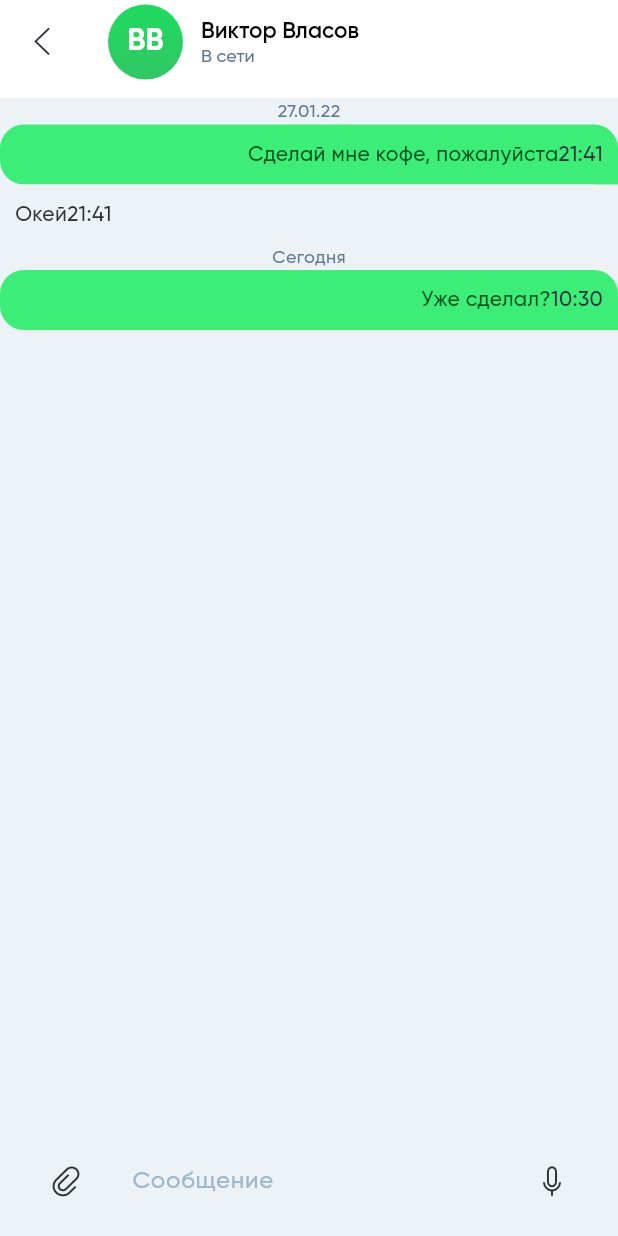
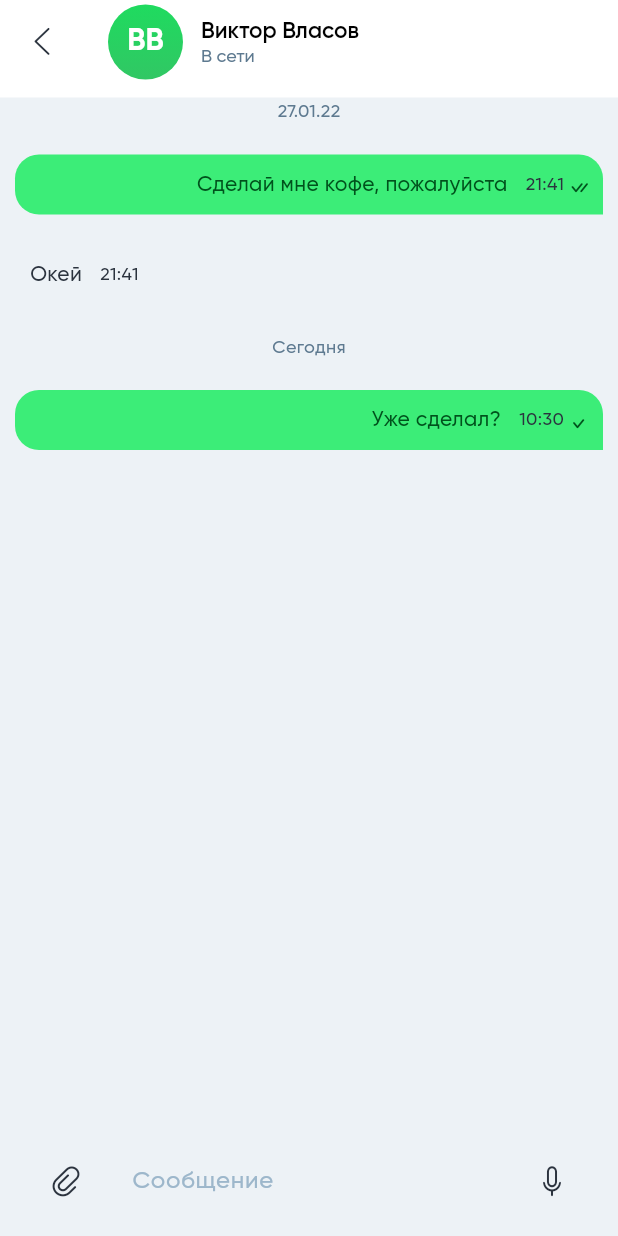
Before and after one commit to PaterIntellectus/flutter_chat, a Flutter app: the screen it shows after launch, after a tap on an icon or button, on a phone screen of 412 x 824 dp. Run offline on Flutter 3.47's test engine with Material 3 defaults, Android fonts, the phone set to English and light mode, and no system bars; drawn by our look-alikes of grouped_list.

Commit message:
Little refactoring and friends filtering
Summary: implement filtering in chat_list

Details:
- [new] implement filtering of the friends on ChatList screen
- [new] create new appState variable for filtering
- [ref] started adding attachments for messages
- [ref] change secondary and primary colors (again)
- [ref] some refactoring

```diff
--- a/lib/main.dart
+++ b/lib/main.dart
@@ -12,8 +12,8 @@ void main() {
 class MessengerApp extends StatelessWidget {
   final colorScheme = const ColorScheme(
     brightness: Brightness.light,
-    primary: Color(0xFFEDF2F6),
-    onPrimary: Color(0xFF9DB7CB),
+    primary: Color.fromARGB(255, 80, 96, 109),
+    onPrimary: Color.fromARGB(255, 33, 45, 54),
     secondary: Color(0xFFEDF2F6),
     onSecondary: Color(0xFF9DB7CB),
     tertiary: Colors.cyan,
@@ -71,23 +71,29 @@ class MessengerAppState extends ChangeNotifier {
     Chat(
       ['1', '2'],
       <Message>[
-        Message.withDate(
-            '1', "Сделай мне кофе, пожалуйста", DateTime(2022, 1, 27, 21, 41)),
-        Message.withDate('2', "Окей", DateTime(2022, 1, 27, 21, 41, 1)),
-        Message.withDate('1', "Уже сделал?", DateTime.now()),
+        Message(
+            '1', "Сделай мне кофе, пожалуйста", DateTime(2022, 1, 27, 21, 41),
+            status: MessageStatus.read),
+        Message('2', "Окей", DateTime(2022, 1, 27, 21, 41, 1),
+            status: MessageStatus.read),
+        Message('1', "Уже сделал?", DateTime.now(), status: MessageStatus.sent),
       ],
     ),
     Chat(
       ['1', '4'],
       <Message>[
-        Message.withDate(
-            '1', "Завтра напомни", DateTime(2024, 2, 1, 20, 17, 12, 992)),
-        Message.withDate('2', "ок", DateTime(2024, 2, 1, 20, 17, 12, 992)),
-        Message.withDate(
-            '2', "Ты скоро там?", DateTime(2024, 2, 2, 20, 17, 11)),
-        Message.withDate('2', "Мы уже ждём", DateTime(2024, 2, 2, 20, 17, 12)),
-        Message.withDate('1', "Выхожу", DateTime(2024, 2, 2, 20, 17, 12, 992)),
+        Message('1', "Завтра напомни", DateTime(2024, 2, 1, 20, 17, 12, 992)),
+        Message('2', "ок", DateTime(2024, 2, 1, 20, 17, 12, 992)),
+        Message('2', "Ты скоро там?", DateTime(2024, 2, 2, 20, 17, 11)),
+        Message('2', "Мы уже ждём", DateTime(2024, 2, 2, 20, 17, 12)),
+        Message('1', "Выхожу", DateTime(2024, 2, 2, 20, 17, 12, 992)),
       ],
     )
   ];
+
+  var friendsFilterText = '';
+  void setFriendsFilterText(String newFilterText) {
+    friendsFilterText = newFilterText.toLowerCase();
+    notifyListeners();
+  }
 }
--- a/lib/models/message.class.dart
+++ b/lib/models/message.class.dart
@@ -3,15 +3,17 @@ import 'package:uuid/uuid.dart';
 class Message {
   final String id = const Uuid().v4();
   DateTime date = DateTime.now();
+  MessageStatus status = MessageStatus.pending;
   String userId;
-  String message;
-  MessageStatus status = MessageStatus.pending;
+  String text;
+  String? attachment;
 
-  Message(this.userId, this.message);
+  Message(this.userId, this.text, this.date,
+      {this.attachment, this.status = MessageStatus.pending});
   Message.empty()
       : userId = '0',
-        message = '';
-  Message.withDate(this.userId, this.message, this.date);
+        text = '';
+  Message.newMessage(this.userId, this.text, this.attachment);
 }
 
 enum MessageStatus {
--- a/lib/models/user.class.dart
+++ b/lib/models/user.class.dart
@@ -24,5 +24,12 @@ class User {
 
   logout() {
     isOnline = false;
+    lastLogout = DateTime.now();
+  }
+
+  bool nameContains(final String pattern) {
+    final lowerCasePattern = pattern.toLowerCase();
+    return firstName.toLowerCase().contains(lowerCasePattern) ||
+        lastName.toLowerCase().contains(lowerCasePattern);
   }
 }
--- a/lib/screens/chat.screen.dart
+++ b/lib/screens/chat.screen.dart
@@ -21,8 +21,6 @@ class ChatDateDivider extends StatelessWidget {
 
   @override
   Widget build(BuildContext context) {
-    debugPrint("date: ${date.toString()}");
-
     return Row(
       children: [
         const Expanded(
@@ -60,7 +58,7 @@ class ChatFooter extends StatelessWidget {
     return Container(
       decoration: BoxDecoration(
         border: Border(
-          top: BorderSide(width: 1, color: theme.colorScheme.primary),
+          top: BorderSide(width: 1, color: theme.colorScheme.secondary),
         ),
       ),
       padding: const EdgeInsets.symmetric(horizontal: 20, vertical: 12),
@@ -76,7 +74,7 @@ class ChatFooter extends StatelessWidget {
           Flexible(
             child: Container(
               decoration: BoxDecoration(
-                color: theme.colorScheme.primary,
+                color: theme.colorScheme.secondary,
                 borderRadius: const BorderRadius.all(Radius.circular(12)),
               ),
               child: TextField(
@@ -85,7 +83,7 @@ class ChatFooter extends StatelessWidget {
                   contentPadding: const EdgeInsets.symmetric(horizontal: 12),
                   hintText: "Сообщение",
                   hintStyle: TextStyle(
-                    color: theme.colorScheme.onPrimary,
+                    color: theme.colorScheme.onSecondary,
                   ),
                 ),
               ),
@@ -112,18 +110,27 @@ class ChatMessageList extends StatelessWidget {
   @override
   Widget build(BuildContext context) {
     final messages = chat.messages;
-    debugPrint(messages.length.toString());
 
     return Expanded(
       child: GroupedListView(
+        padding: const EdgeInsets.fromLTRB(10, 0, 10, 10),
+        elements: messages,
         sort: false,
-        elements: messages,
         groupBy: (message) => DateFormat("dd.MM.yy").format(message.date),
-        groupHeaderBuilder: (Message message) => ChatDateDivider(
-          date: message.date,
+        groupHeaderBuilder: (Message message) => Column(
+          children: [
+            ChatDateDivider(
+              date: message.date,
+            ),
+            const SizedBox(height: 20)
+          ],
         ),
-        itemBuilder: (context, element) => MessageBox(
-          message: element,
+        itemBuilder: (context, element) => Column(
+          crossAxisAlignment: CrossAxisAlignment.stretch,
+          children: [
+            MessageBox(message: element),
+            const SizedBox(height: 20),
+          ],
         ),
       ),
     );
@@ -156,7 +163,7 @@ class ChatScreen extends StatelessWidget {
         ),
         title: Row(
           children: [
-            UserAvatarWidget(user: user),
+            UserAvatar(user: user),
             const SizedBox(width: 12),
             Column(
               crossAxisAlignment: CrossAxisAlignment.start,
@@ -206,7 +213,6 @@ class MessageBox extends StatelessWidget {
 
     return Container(
       padding: const EdgeInsets.all(10),
-      width: 100,
       decoration: BoxDecoration(
         borderRadius: const BorderRadius.only(
           topLeft: Radius.circular(16),
@@ -216,7 +222,7 @@ class MessageBox extends StatelessWidget {
         ),
         color: isCurrentUserMessage
             ? const Color(0xFF3CED78)
-            : theme.colorScheme.primary,
+            : theme.colorScheme.secondary,
       ),
       child: Row(
         mainAxisAlignment: (isCurrentUserMessage)
@@ -224,13 +230,32 @@ class MessageBox extends StatelessWidget {
             : MainAxisAlignment.start,
         children: [
           Text(
-            message.message,
+            message.text,
             style: TextStyle(
                 color: isCurrentUserMessage
                     ? const Color(0xFF00521C)
                     : theme.colorScheme.onSurface),
           ),
-          Text(DateFormat("HH:mm").format(message.date))
+          const SizedBox(width: 12),
+          Row(
+            crossAxisAlignment: CrossAxisAlignment.end,
+            children: [
+              Text(
+                DateFormat("HH:mm").format(message.date),
+                style: const TextStyle(fontSize: 12),
+              ),
+              const SizedBox(width: 4),
+              isCurrentUserMessage
+                  ? Icon(
+                      message.status == MessageStatus.read
+                          ? FlutterChatIcons.read
+                          : FlutterChatIcons.unread,
+                      size: 12,
+                      color: const Color(0xFF00521C),
+                    )
+                  : const SizedBox.shrink(),
+            ],
+          )
         ],
       ),
     );
--- a/lib/screens/chat_list.screen.dart
+++ b/lib/screens/chat_list.screen.dart
@@ -16,12 +16,72 @@ class ChatList extends StatelessWidget {
   Widget build(BuildContext context) {
     final appState = context.watch<MessengerAppState>();
     final friends = appState.friends;
+    final filterText = appState.friendsFilterText;
+
+    final filteredFriends = filterText.isEmpty
+        ? friends
+        : friends.where((friend) => friend.nameContains(filterText)).toList();
 
     return Expanded(
       child: ListView(
         padding: const EdgeInsets.symmetric(horizontal: 20),
         children: [
-          for (final friend in friends) ChatListTile(user: friend),
+          for (final friend in filteredFriends) ChatListTile(user: friend),
+        ],
+      ),
+    );
+  }
+}
+
+class ChatListFriendsFilter extends StatelessWidget {
+  const ChatListFriendsFilter({
+    super.key,
+  });
+
+  @override
+  Widget build(BuildContext context) {
+    final theme = Theme.of(context);
+
+    final appState = context.watch<MessengerAppState>();
+
+    final filterController = TextEditingController(
+      text: appState.friendsFilterText,
+    );
+
+    return Container(
+      padding: const EdgeInsets.symmetric(
+        horizontal: 8,
+      ),
+      decoration: BoxDecoration(
+        color: theme.colorScheme.secondary,
+        borderRadius: const BorderRadius.all(Radius.circular(12)),
+      ),
+      child: Row(
+        mainAxisSize: MainAxisSize.min,
+        mainAxisAlignment: MainAxisAlignment.center,
+        crossAxisAlignment: CrossAxisAlignment.center,
+        children: [
+          Icon(
+            FlutterChatIcons.search,
+            size: 40,
+            color: theme.colorScheme.onSecondary,
+          ),
+          const SizedBox(width: 6),
+          Flexible(
+            child: TextField(
+              controller: filterController,
+              onEditingComplete: () => appState.setFriendsFilterText(
+                filterController.text,
+              ),
+              decoration: InputDecoration(
+                border: InputBorder.none,
+                hintText: 'Поиск',
+                hintStyle: TextStyle(
+                  color: theme.colorScheme.onSecondary,
+                ),
+              ),
+            ),
+          ),
         ],
       ),
     );
@@ -37,7 +97,7 @@ class ChatListHeader extends StatelessWidget {
 
     return Container(
       decoration: BoxDecoration(
-        border: Border(bottom: BorderSide(color: theme.colorScheme.primary)),
+        border: Border(bottom: BorderSide(color: theme.colorScheme.secondary)),
       ),
       padding: const EdgeInsets.fromLTRB(20, 14, 20, 24),
       child: const Column(
@@ -50,52 +110,7 @@ class ChatListHeader extends StatelessWidget {
               fontFamily: "Gilroy-SemiBold",
             ),
           ),
-          ChatListHeaderSearch()
-        ],
-      ),
-    );
-  }
-}
-
-class ChatListHeaderSearch extends StatelessWidget {
-  const ChatListHeaderSearch({
-    super.key,
-  });
-
-  @override
-  Widget build(BuildContext context) {
-    final theme = Theme.of(context);
-
-    return Container(
-      padding: const EdgeInsets.symmetric(
-        horizontal: 8,
-      ),
-      decoration: BoxDecoration(
-        color: theme.colorScheme.primary,
-        borderRadius: const BorderRadius.all(Radius.circular(12)),
-      ),
-      child: Row(
-        mainAxisSize: MainAxisSize.min,
-        mainAxisAlignment: MainAxisAlignment.center,
-        crossAxisAlignment: CrossAxisAlignment.center,
-        children: [
-          Icon(
-            FlutterChatIcons.search,
-            size: 40,
-            color: theme.colorScheme.onPrimary,
-          ),
-          const SizedBox(width: 6),
-          Flexible(
-            child: TextField(
-              decoration: InputDecoration(
-                border: InputBorder.none,
-                hintText: 'Поиск',
-                hintStyle: TextStyle(
-                  color: theme.colorScheme.onPrimary,
-                ),
-              ),
-            ),
-          ),
+          ChatListFriendsFilter()
         ],
       ),
     );
@@ -141,7 +156,7 @@ class ChatListTile extends StatelessWidget {
     );
 
     return ListTile(
-      leading: UserAvatarWidget(user: user),
+      leading: UserAvatar(user: user),
       title: UserNameWidget(user: user),
       subtitle: UserLastMessageWidget(
         user: user,
@@ -152,7 +167,7 @@ class ChatListTile extends StatelessWidget {
         dateTime: chat.getLastMessage().date,
       ),
       shape: Border(
-        bottom: BorderSide(color: theme.colorScheme.primary),
+        bottom: BorderSide(color: theme.colorScheme.secondary),
       ),
       onTap: () => Navigator.push(
         context,
@@ -202,17 +217,14 @@ class UserLastMessageWidget extends StatelessWidget {
             if (lastMessage.userId != currentUser.id) {
               return const SizedBox.shrink();
             }
-            return const Padding(
-              padding: EdgeInsets.only(right: 4.0),
-              child: Text(
-                'Вы:',
-              ),
+            return const Text(
+              'Вы: ',
             );
           },
         ),
         Expanded(
           child: Text(
-            lastMessage.message,
+            lastMessage.text,
             style: TextStyle(
               color: theme.colorScheme.onTertiary,
             ),
--- a/lib/widgets/action_icon_button.widget.dart
+++ b/lib/widgets/action_icon_button.widget.dart
@@ -16,7 +16,7 @@ class ActionIconButtonWidget extends StatelessWidget {
 
     return Container(
       decoration: BoxDecoration(
-        color: theme.colorScheme.primary,
+        color: theme.colorScheme.secondary,
         borderRadius: const BorderRadius.all(Radius.circular(12)),
       ),
       child: IconButton(
--- a/lib/widgets/standard_divider.widget.dart
+++ b/lib/widgets/standard_divider.widget.dart
@@ -19,7 +19,7 @@ class StandardDivider extends StatelessWidget {
       indent: indent,
       endIndent: endIndent,
       thickness: thickness,
-      color: theme.colorScheme.primary,
+      color: theme.colorScheme.secondary,
       height: 1,
     );
   }
--- a/lib/widgets/user_avatar.widget.dart
+++ b/lib/widgets/user_avatar.widget.dart
@@ -1,10 +1,10 @@
 import 'package:flutter/material.dart';
 import 'package:flutter_messenger/models/user.class.dart';
 
-class UserAvatarWidget extends StatelessWidget {
+class UserAvatar extends StatelessWidget {
   final User user;
 
-  const UserAvatarWidget({
+  const UserAvatar({
     super.key,
     required this.user,
   });
```
